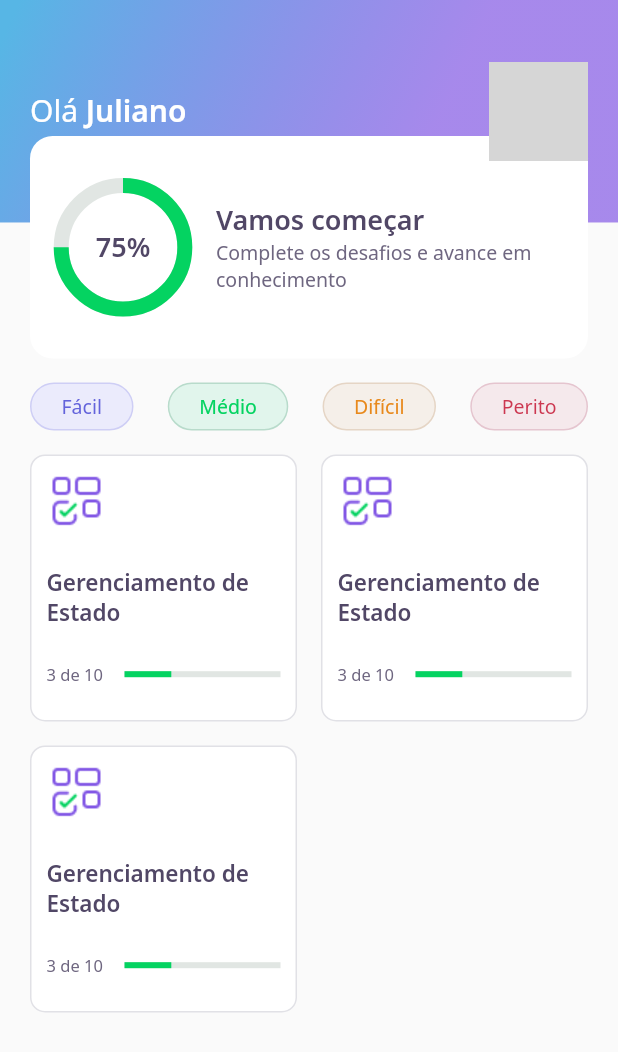
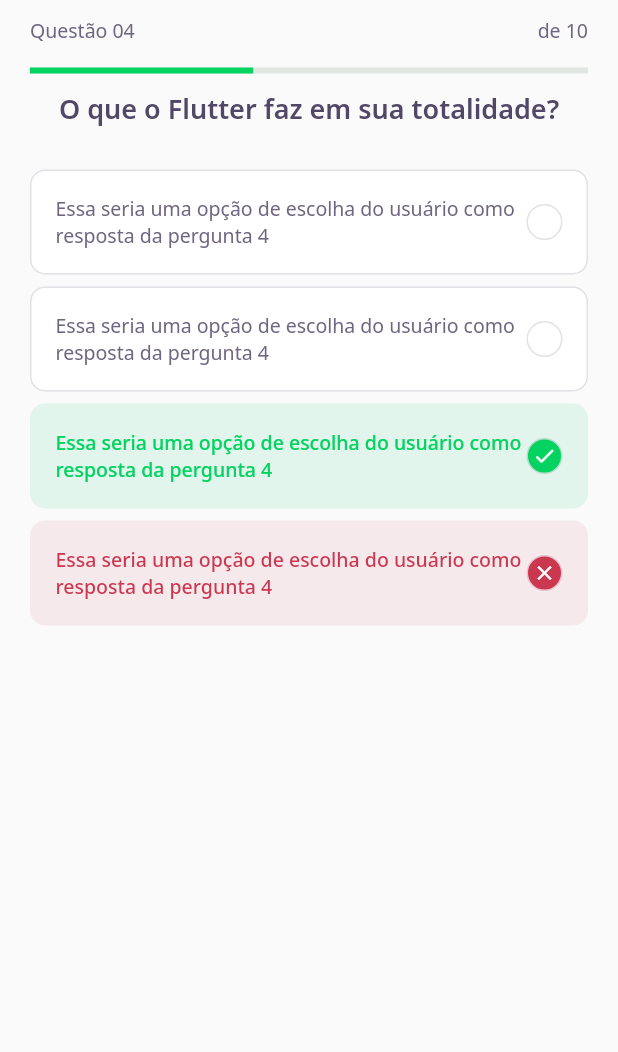
Before and after one commit to julianoventola/DevQuiz-NLW5, a Flutter app: the screen it shows after launch, on a phone screen of 412 x 824 dp. Shown: the top 1052 px of the screen. Run offline on Flutter 3.47's test engine with Material 2 defaults, Android fonts, the phone set to English and light mode, and no system bars; our stand-ins replace google_fonts; grey boxes are pictures that could not be loaded.

Commit message:
feat: challenge page

```diff
--- a/lib/challenge/challenge_page.dart
+++ b/lib/challenge/challenge_page.dart
@@ -1,3 +1,5 @@
+import 'package:devquiz/challenge/widgets/question_indicator/question_indicator_widget.dart';
+import 'package:devquiz/challenge/widgets/quiz/quiz_widget.dart';
 import 'package:flutter/material.dart';
 
 class ChallengePage extends StatefulWidget {
@@ -10,6 +12,12 @@ class ChallengePage extends StatefulWidget {
 class _ChallengePageState extends State<ChallengePage> {
   @override
   Widget build(BuildContext context) {
-    return Scaffold();
+    return Scaffold(
+      appBar: PreferredSize(
+        preferredSize: Size.fromHeight(60),
+        child: SafeArea(child: QuestionIndicatorWidget()),
+      ),
+      body: QuizWidget(title: 'O que o Flutter faz em sua totalidade?'),
+    );
   }
 }
--- /dev/null
+++ b/lib/challenge/widgets/answer/answer_widget.dart
@@ -0,0 +1,79 @@
+import 'package:devquiz/core/app_colors.dart';
+import 'package:devquiz/core/app_text_styles.dart';
+import 'package:flutter/material.dart';
+
+class AnswerWidget extends StatelessWidget {
+  final String title;
+  final bool isRight;
+  final bool isSelected;
+
+  const AnswerWidget({
+    Key? key,
+    required this.title,
+    this.isRight = false,
+    this.isSelected = false,
+  }) : super(key: key);
+
+  Color get _selectedColorRight =>
+      isRight ? AppColors.darkGreen : AppColors.darkRed;
+
+  Color get _selectedBorderRight =>
+      isRight ? AppColors.lightGreen : AppColors.lightRed;
+
+  Color get _selectedColorCardRight =>
+      isRight ? AppColors.lightGreen : AppColors.lightRed;
+
+  Color get _selectedBorderCardRight =>
+      isRight ? AppColors.green : AppColors.red;
+
+  TextStyle get _selectedTextStyleRight =>
+      isRight ? AppTextStyles.bodyDarkGreen : AppTextStyles.bodyDarkRed;
+
+  IconData get _selectedIconRight => isRight ? Icons.check : Icons.close;
+  @override
+  Widget build(BuildContext context) {
+    return Padding(
+      padding: const EdgeInsets.symmetric(horizontal: 20, vertical: 4),
+      child: Container(
+        padding: EdgeInsets.all(16),
+        decoration: BoxDecoration(
+            color: isSelected ? _selectedColorCardRight : AppColors.white,
+            borderRadius: BorderRadius.circular(10),
+            border: Border.fromBorderSide(BorderSide(
+              color: isSelected ? _selectedBorderRight : AppColors.border,
+            ))),
+        child: Row(
+          mainAxisAlignment: MainAxisAlignment.spaceBetween,
+          children: [
+            Expanded(
+              child: Text(
+                title,
+                style:
+                    isSelected ? _selectedTextStyleRight : AppTextStyles.body,
+              ),
+            ),
+            Container(
+              decoration: BoxDecoration(
+                  color: isSelected ? _selectedColorRight : AppColors.white,
+                  borderRadius: BorderRadius.circular(50),
+                  border: Border.fromBorderSide(BorderSide(
+                    color: isSelected
+                        ? _selectedBorderCardRight
+                        : AppColors.border,
+                  ))),
+              width: 24,
+              height: 24,
+              child: isSelected
+                  ? Icon(
+                      _selectedIconRight,
+                      size: 16,
+                      color: Colors.white,
+                    )
+                  : null,
+            )
+          ],
+        ),
+      ),
+    );
+  }
+}
--- /dev/null
+++ b/lib/challenge/widgets/question_indicator/question_indicator_widget.dart
@@ -0,0 +1,40 @@
+import 'package:devquiz/core/app_text_styles.dart';
+import 'package:devquiz/shared/widgets/progress_indicator.dart';
+import 'package:flutter/material.dart';
+
+class QuestionIndicatorWidget extends StatelessWidget {
+  const QuestionIndicatorWidget({Key? key}) : super(key: key);
+
+  @override
+  Widget build(BuildContext context) {
+    return Container(
+      child: Container(
+        padding: EdgeInsets.symmetric(horizontal: 20),
+        child: Column(
+          mainAxisAlignment: MainAxisAlignment.center,
+          children: [
+            Row(
+              mainAxisAlignment: MainAxisAlignment.spaceBetween,
+              children: [
+                Text(
+                  'Questão 04',
+                  style: AppTextStyles.body,
+                ),
+                Text(
+                  'de 10',
+                  style: AppTextStyles.body,
+                ),
+              ],
+            ),
+            SizedBox(
+              height: 16,
+            ),
+            ProgressIndicatorWidget(
+              value: 0.4,
+            )
+          ],
+        ),
+      ),
+    );
+  }
+}
--- /dev/null
+++ b/lib/challenge/widgets/quiz/quiz_widget.dart
@@ -0,0 +1,49 @@
+import 'package:devquiz/challenge/widgets/answer/answer_widget.dart';
+import 'package:devquiz/core/app_text_styles.dart';
+import 'package:flutter/material.dart';
+
+class QuizWidget extends StatelessWidget {
+  final String title;
+  const QuizWidget({Key? key, required this.title}) : super(key: key);
+
+  @override
+  Widget build(BuildContext context) {
+    return Container(
+      child: Column(
+        children: [
+          Text(
+            title,
+            style: AppTextStyles.heading,
+          ),
+          SizedBox(
+            height: 24,
+          ),
+          AnswerWidget(
+            title:
+                'Essa seria uma opção de escolha do usuário como resposta da pergunta 4 ',
+            isRight: false,
+            isSelected: false,
+          ),
+          AnswerWidget(
+            title:
+                'Essa seria uma opção de escolha do usuário como resposta da pergunta 4 ',
+            isRight: false,
+            isSelected: false,
+          ),
+          AnswerWidget(
+            title:
+                'Essa seria uma opção de escolha do usuário como resposta da pergunta 4 ',
+            isRight: true,
+            isSelected: true,
+          ),
+          AnswerWidget(
+            title:
+                'Essa seria uma opção de escolha do usuário como resposta da pergunta 4 ',
+            isRight: false,
+            isSelected: true,
+          ),
+        ],
+      ),
+    );
+  }
+}
--- a/lib/core/app_widget.dart
+++ b/lib/core/app_widget.dart
@@ -1,3 +1,4 @@
+import 'package:devquiz/challenge/challenge_page.dart';
 import 'package:devquiz/home/home_page.dart';
 import 'package:flutter/material.dart';
 
@@ -7,7 +8,7 @@ class AppWidget extends StatelessWidget {
     return MaterialApp(
       debugShowCheckedModeBanner: false,
       title: "DevQuiz",
-      home: HomePage(),
+      home: ChallengePage(),
     );
   }
 }
--- a/lib/home/widgets/quiz_card/quiz_card_widget.dart
+++ b/lib/home/widgets/quiz_card/quiz_card_widget.dart
@@ -1,6 +1,7 @@
 import 'package:devquiz/core/app_colors.dart';
 import 'package:devquiz/core/app_images.dart';
 import 'package:devquiz/core/app_text_styles.dart';
+import 'package:devquiz/shared/widgets/progress_indicator.dart';
 import 'package:flutter/material.dart';
 
 class QuizCardWidget extends StatelessWidget {
@@ -46,11 +47,8 @@ class QuizCardWidget extends StatelessWidget {
               ),
               Expanded(
                 flex: 2,
-                child: LinearProgressIndicator(
+                child: ProgressIndicatorWidget(
                   value: 0.3,
-                  backgroundColor: AppColors.chartSecondary,
-                  valueColor:
-                      AlwaysStoppedAnimation<Color>(AppColors.chartPrimary),
                 ),
               )
             ],
--- /dev/null
+++ b/lib/shared/widgets/progress_indicator.dart
@@ -0,0 +1,17 @@
+import 'package:devquiz/core/core.dart';
+import 'package:flutter/material.dart';
+
+class ProgressIndicatorWidget extends StatelessWidget {
+  final double value;
+  const ProgressIndicatorWidget({Key? key, required this.value})
+      : super(key: key);
+
+  @override
+  Widget build(BuildContext context) {
+    return LinearProgressIndicator(
+      value: value,
+      backgroundColor: AppColors.chartSecondary,
+      valueColor: AlwaysStoppedAnimation<Color>(AppColors.chartPrimary),
+    );
+  }
+}
```
